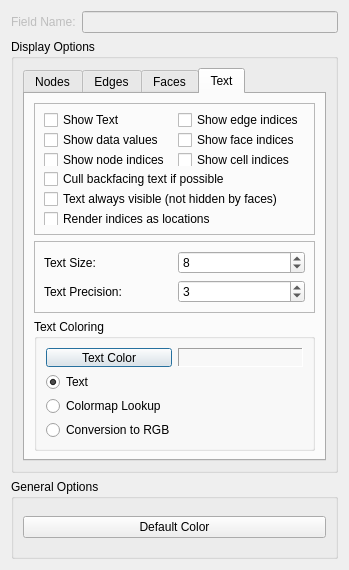
Old version of the form src/Interface/Modules/Visualization/ShowField.ui in the repository SCIInstitute/SCIRun.
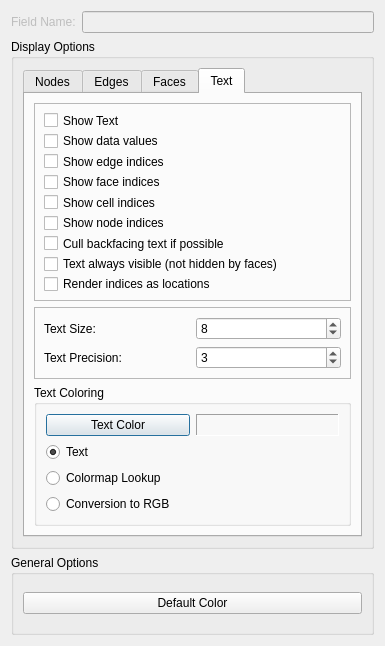
New version of the form. The open tabs and pages were chosen to show the change.

Commit message: Create GUI for materials in viewscene

```diff
--- a/src/Interface/Modules/Visualization/ShowField.ui
+++ b/src/Interface/Modules/Visualization/ShowField.ui
@@ -6,8 +6,8 @@
    <rect>
     <x>0</x>
     <y>0</y>
-    <width>349</width>
-    <height>570</height>
+    <width>385</width>
+    <height>646</height>
    </rect>
   </property>
   <property name="minimumSize">
@@ -547,64 +547,64 @@
             <property name="frameShadow">
              <enum>QFrame::Raised</enum>
             </property>
-            <layout class="QGridLayout" name="gridLayout_9">
-             <item row="0" column="0">
+            <layout class="QVBoxLayout" name="verticalLayout_6">
+             <item>
               <widget class="QCheckBox" name="showTextCheckBox_">
                <property name="text">
                 <string>Show Text</string>
                </property>
               </widget>
              </item>
-             <item row="0" column="1">
-              <widget class="QCheckBox" name="showEdgeIndicesCheckBox_">
-               <property name="text">
-                <string>Show edge indices</string>
-               </property>
-              </widget>
-             </item>
-             <item row="1" column="0">
+             <item>
               <widget class="QCheckBox" name="showDataValuesCheckBox_">
                <property name="text">
                 <string>Show data values</string>
                </property>
               </widget>
              </item>
-             <item row="1" column="1">
+             <item>
+              <widget class="QCheckBox" name="showEdgeIndicesCheckBox_">
+               <property name="text">
+                <string>Show edge indices</string>
+               </property>
+              </widget>
+             </item>
+             <item>
               <widget class="QCheckBox" name="showFaceIndicesCheckBox_">
                <property name="text">
                 <string>Show face indices</string>
                </property>
               </widget>
              </item>
-             <item row="2" column="0">
-              <widget class="QCheckBox" name="showNodeIndicesCheckBox_">
-               <property name="text">
-                <string>Show node indices</string>
-               </property>
-              </widget>
-             </item>
-             <item row="2" column="1">
+             <item>
               <widget class="QCheckBox" name="showCellIndicesCheckBox_">
                <property name="text">
                 <string>Show cell indices</string>
                </property>
               </widget>
              </item>
-             <item row="3" column="0" colspan="2">
+             <item>
+              <widget class="QCheckBox" name="showNodeIndicesCheckBox_">
+               <property name="text">
+                <string>Show node indices</string>
+               </property>
+              </widget>
+             </item>
+             <item>
               <widget class="QCheckBox" name="cullTextCheckBox_">
                <property name="text">
                 <string>Cull backfacing text if possible</string>
                </property>
               </widget>
              </item>
-             <item row="4" column="0" colspan="2">
+             <item>
               <widget class="QCheckBox" name="textAlwaysVisibleCheckBox_">
                <property name="text">
                 <string>Text always visible (not hidden by faces)</string>
                </property>
               </widget>
              </item>
-             <item row="5" column="0" colspan="2">
+             <item>
               <widget class="QCheckBox" name="renderIndicesLocationsCheckBox_">
                <property name="text">
                 <string>Render indices as locations</string>
```
Left out of the diff: 2 changed lines with no effect on the pictures. The commit also changes 1 other file.
